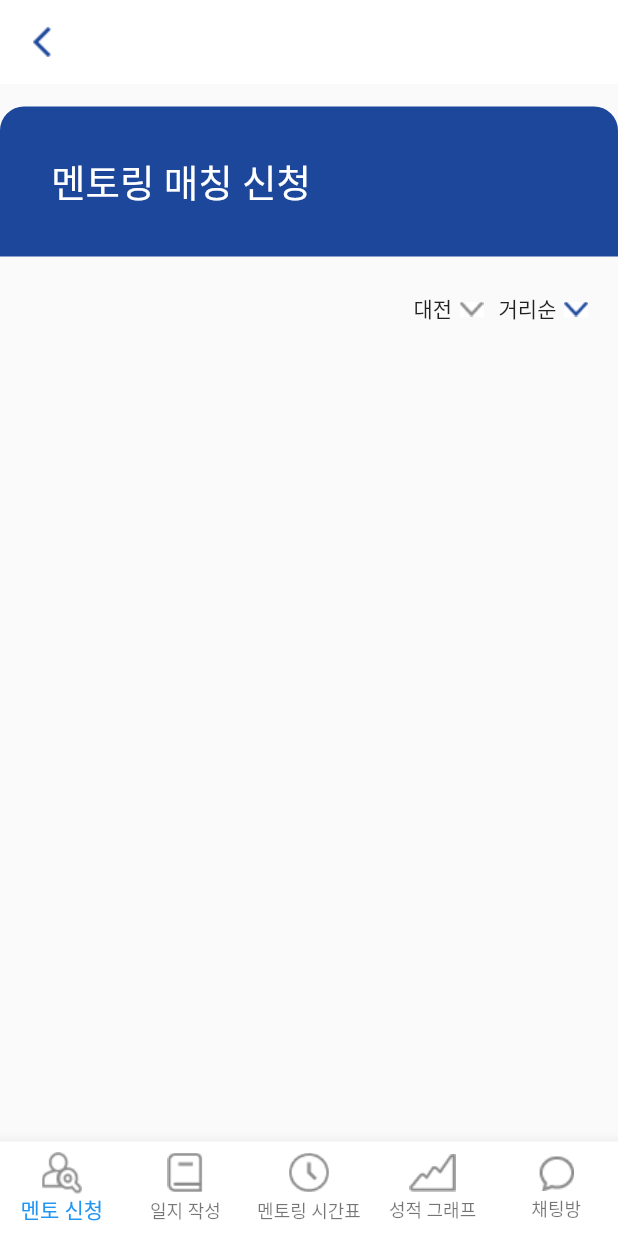
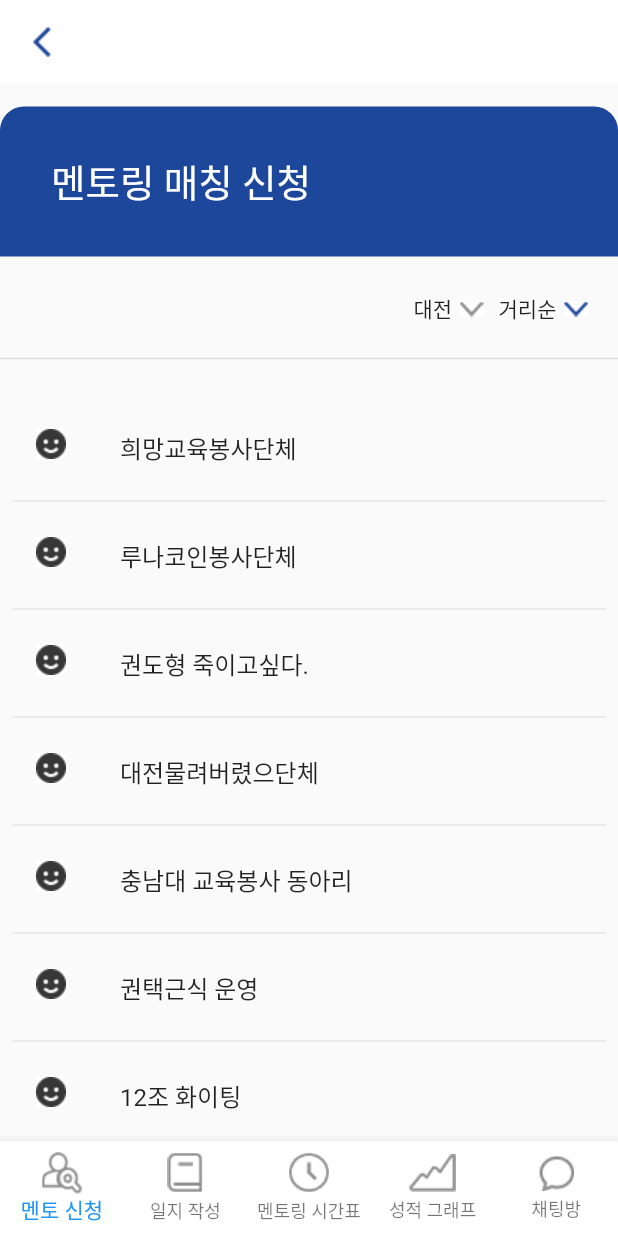
Before and after one commit to BasicProject12/basicProject12, a Flutter app: the screen it shows after launch, on a phone screen of 412 x 824 dp. Run offline on Flutter 3.47's test engine with Material 2 defaults, Android fonts, the phone set to English and light mode, and no system bars.

Commit message:
list and popUp edit_1

```diff
--- a/lib/mentoMatch.dart
+++ b/lib/mentoMatch.dart
@@ -9,10 +9,7 @@ class Mento extends StatefulWidget {
 }
 
 class _MentoState extends State<Mento> {
-  bool selected = false;
-  void _changeImage() {
 
-  }
   @override
   Widget build(BuildContext context) {
     return MaterialApp(
@@ -60,7 +57,11 @@ class _MentoState extends State<Mento> {
                 ],
               ),
             ),
-
+            Container(width: 1000, child: Divider(thickness: 1.0,),),
+            const SizedBox(height: 15.0,),
+            Expanded(
+              child: EduListConstructing(),
+            ),
           ],
 
         )
@@ -69,3 +70,105 @@ class _MentoState extends State<Mento> {
     );
   }
 }
+
+class Edu {
+  String name;
+  String phoneNum;
+  String represent;
+  String location;
+  String description;
+
+  Edu(this.name, this.phoneNum, this.represent, this.location, this.description);
+}
+
+class EduTile extends StatelessWidget {
+  EduTile(this._edu);
+
+  final Edu _edu;
+
+  @override
+  Widget build(BuildContext context) {
+    return ListTile(
+      leading: Image.asset('images/smile.jpg'),
+      title: Text(_edu.name),
+    );
+  }
+}
+
+class EduListConstructing extends StatelessWidget {
+
+  final List<Edu> edus = <Edu>[Edu("희망교육봉사단체", "010-1234-5678", "이석훈", "대전광역시 중구 서문로 107번길", "초/중/고등학생 학습을 지도하고 지역사회 평생 교육을 활성화하기 위해 운영하는 교육봉사단체입니다."), Edu("루나코인봉사단체", "010-2345-3532", "권도형", "대전광역시 유성구 테헤란로 102-23", "코인철학을 가르치는 단체입니다."),
+    Edu("권도형 죽이고싶다.", "010-2604-0404", "루나", "서울특별시 강남구 압구정동 2단지", "권도형 암살단입니다."), Edu("대전물려버렸으단체", "010-0000-0000", "몰라", "대전 유성구 월평동 12", "코인손절단입니다."),
+    Edu("충남대 교육봉사 동아리", "042-122-5422", "김택근", "대전 유성구 궁동 충남대학교", "교육단체를 가장한 술판입니다."), Edu("권택근식 운영", "042-312-4242", "노택근", "대전 유성구 궁동 충남대학교", "권택근식 수업입니다."),
+    Edu("12조 화이팅", "010-3232-5164", "박택근", "경기도 안성시 당왕동 130-2", "12조를 응원하는 단체입니다."), Edu("terra coin is fake", "010-2000-3000", "윤택근", "대전 유성구 궁동 충남대학교", "테라코인 맞불 집회입니다.")];
+
+  @override
+  Widget build(BuildContext context) {
+    return ListView.separated(
+      padding: const EdgeInsets.all(8),
+      itemCount: edus.length,
+      itemBuilder: (BuildContext context, int index) {
+        return GestureDetector(
+          child: EduTile(edus[index]),
+          onTap: () => showDialog(
+            context: context,
+            barrierDismissible: false,
+            builder: (BuildContext context) {
+              return AlertDialog(
+                title: Row(
+                  mainAxisAlignment: MainAxisAlignment.start,
+                  children: [
+                    const SizedBox(width: 20.0,),
+                    Image.asset('images/picture.jpg'),
+                    Column(
+                      mainAxisAlignment: MainAxisAlignment.spaceEvenly,
+                      children: [
+                        const SizedBox(height: 10.0,),
+                        Text(edus[index].name, style: const TextStyle(fontWeight: FontWeight.bold),),
+                        const SizedBox(height: 5.0,),
+                        Text("대표자: "+edus[index].represent, style: const TextStyle(fontSize: 15.0,)),
+                        Text("연락처: "+edus[index].phoneNum, style: const TextStyle(fontSize: 15.0),),
+                      ],
+                    )
+                  ],
+                ),
+                content: SingleChildScrollView(
+                  child: Column(
+                    children: [
+                      ListBody(
+                        children: <Widget> [
+                          Text("위치: "+edus[index].location, textAlign: TextAlign.start,),
+                          const SizedBox(height: 20.0,),
+                          Text(edus[index].description, softWrap: true,),
+                        ],
+                      ),
+                      const SizedBox(height: 20.0,),
+                      Column(
+                        mainAxisAlignment: MainAxisAlignment.spaceEvenly,
+                        children: <Widget> [
+                          OutlinedButton(
+                            onPressed: () {Navigator.of(context).pop();},
+                            child: const Text('가능한 시간대 확인', style: TextStyle(color: Color(0xff1C479B)),),
+                          ),
+                          const SizedBox(height: 10.0,),
+                          OutlinedButton(
+                            onPressed: () {Navigator.of(context).pop();},
+                            child: const Text("신청하기", style: TextStyle(color: Color(0xff1C479B)),),
+                          )
+                        ],
+                      )
+                    ],
+                  ),
+                ),
+
+              );
+            }
+          ),
+        );
+      },
+      separatorBuilder: (context, index) {
+        return const Divider();
+      },
+    );
+  }
+}
--- a/pubspec.yaml
+++ b/pubspec.yaml
@@ -72,6 +72,8 @@ flutter:
     - images/litdown.jpg
     - images/litdown2.jpg
     - images/litup.jpg
+    - images/smile.jpg
+    - images/picture.jpg
 
   # An image asset can refer to one or more resolution-specific "variants", see
   # https://flutter.dev/assets-and-images/#resolution-aware.
```
Also changed, not shown: images/picture.jpg (added), images/smile.jpg (added).
